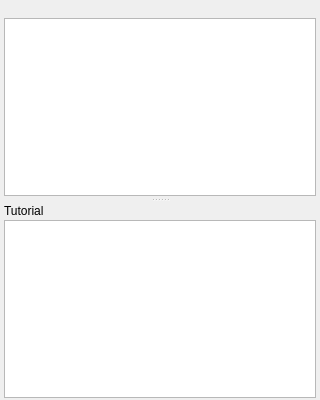
This is packages/rehuco-agent/src/rehuco_agent/documents/notes_panel.ui in borco/rehuco as Qt 5 draws it before an edit. The edited form follows.
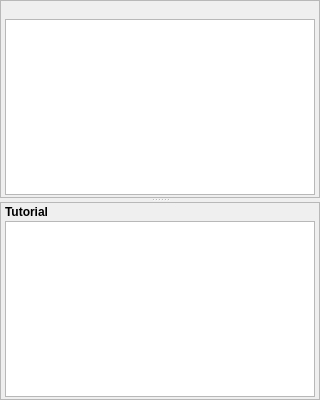
This is the edited form. Custom widgets are drawn as their Qt base class.

Commit message:
refs #575: feat: the info and the two notes are islands as the tree is, on one left edge, with bold titles
The right column read as one block (owner). The info and each part of the notes now have the tree's StyledPanel frame,
and the notes' titles are bold over what they head. The Notes dock is the same panel, so it gets them too.

The info's text started 8 px into the column and the notes' headings 4: its margin is 4, as theirs and the player's
title are. Its indent is 0, since a framed label otherwise indents itself by half an "x".

Patch:
```diff
--- a/packages/rehuco-agent/src/rehuco_agent/documents/notes_panel.ui
+++ b/packages/rehuco-agent/src/rehuco_agent/documents/notes_panel.ui
@@ -34,7 +34,10 @@
      <property name="childrenCollapsible">
       <bool>false</bool>
      </property>
-     <widget class="QWidget" name="video_part" native="true">
+     <widget class="QFrame" name="video_part">
+      <property name="frameShape">
+       <enum>QFrame::Shape::StyledPanel</enum>
+      </property>
       <layout class="QVBoxLayout" name="video_layout">
        <property name="spacing">
         <number>2</number>
@@ -52,7 +55,13 @@
         <number>2</number>
        </property>
        <item>
-        <widget class="ElidedLabel" name="video_label"/>
+        <widget class="ElidedLabel" name="video_label">
+         <property name="font">
+          <font>
+           <bold>true</bold>
+          </font>
+         </property>
+        </widget>
        </item>
        <item>
         <widget class="QStackedWidget" name="video_stack">
@@ -61,7 +70,10 @@
        </item>
       </layout>
      </widget>
-     <widget class="QWidget" name="tutorial_part" native="true">
+     <widget class="QFrame" name="tutorial_part">
+      <property name="frameShape">
+       <enum>QFrame::Shape::StyledPanel</enum>
+      </property>
       <layout class="QVBoxLayout" name="tutorial_layout">
        <property name="spacing">
         <number>2</number>
@@ -80,6 +92,11 @@
        </property>
        <item>
         <widget class="QLabel" name="tutorial_label">
+         <property name="font">
+          <font>
+           <bold>true</bold>
+          </font>
+         </property>
          <property name="text">
           <string>Tutorial</string>
          </property>
```
The commit also changes 3 other files.
